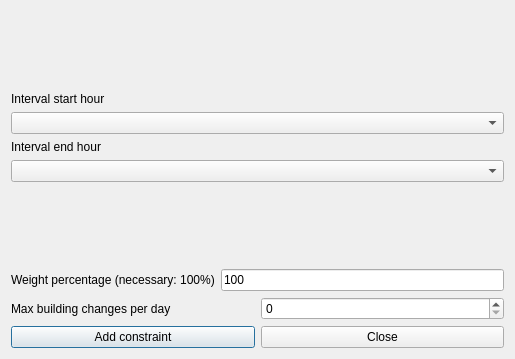
This is fet/src/interface/addconstraintstudentsmaxbuildingchangesperrealdayinintervalform_template.ui in vonmecheln/fet as Qt 5 draws it before an edit. The edited form follows.
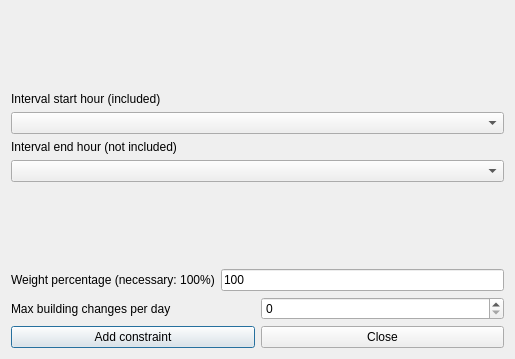
This is the edited form.

The edit to the form file:
```diff
--- a/fet/src/interface/addconstraintstudentsmaxbuildingchangesperrealdayinintervalform_template.ui
+++ b/fet/src/interface/addconstraintstudentsmaxbuildingchangesperrealdayinintervalform_template.ui
@@ -54,7 +54,7 @@
         <enum>QFrame::Plain</enum>
        </property>
        <property name="text">
-        <string>Interval end hour</string>
+        <string extracomment="This field refers to a constraint operating on a given hourly interval. The selected start hour of the interval is included (is counted) in the constraint, while the selected end hour of the interval is not included (is not counted) in the constraint.">Interval end hour (not included)</string>
        </property>
        <property name="wordWrap">
         <bool>false</bool>
@@ -132,7 +132,7 @@
         <enum>QFrame::Plain</enum>
        </property>
        <property name="text">
-        <string>Interval start hour</string>
+        <string extracomment="This field refers to a constraint operating on a given hourly interval. The selected start hour of the interval is included (is counted) in the constraint, while the selected end hour of the interval is not included (is not counted) in the constraint.">Interval start hour (included)</string>
        </property>
        <property name="wordWrap">
         <bool>false</bool>
```
